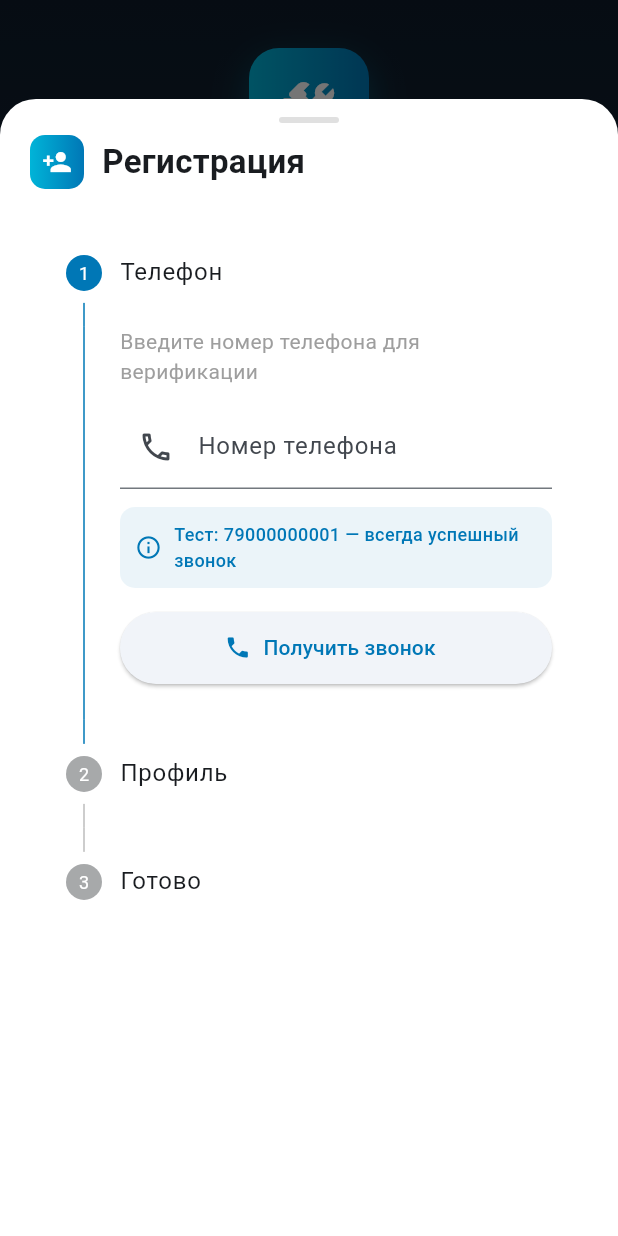
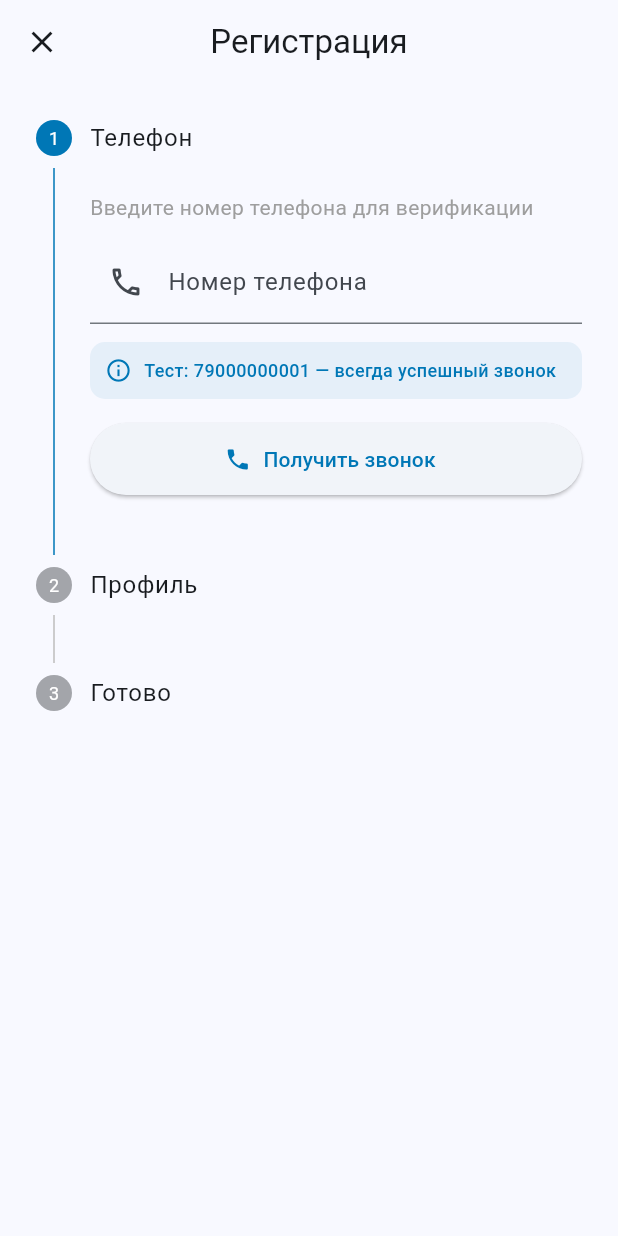
Before and after one commit to morozzz174/MESTRO, a Flutter app: the screen it shows after launch, after a tap on "Начать работу", on a phone screen of 412 x 824 dp. Run offline on Flutter 3.47's test engine with Material 3 defaults, Android fonts, the phone set to English and light mode, and no system bars; our stand-ins replace equatable, file_picker, flutter_bloc, flutter_dotenv, flutter_local_notifications, geolocator and 8 more; missing offline and left inert: excel; accounts and stored records are empty.

Commit message:
fix: price sync at startup + full-screen registration wizard

```diff
--- a/lib/features/price_list/presentation/pages/price_list_screen.dart
+++ b/lib/features/price_list/presentation/pages/price_list_screen.dart
@@ -644,7 +644,7 @@ class _PriceEditScreenState extends State<PriceEditScreen> {
                                     controller: TextEditingController(
                                       text: item.price.toInt().toString(),
                                     ),
-                                    onSubmitted: (value) {
+                                    onChanged: (value) {
                                       final newPrice = double.tryParse(value);
                                       if (newPrice != null && newPrice >= 0) {
                                         _updatePrice(item.id, newPrice);
--- a/lib/main.dart
+++ b/lib/main.dart
@@ -34,6 +34,7 @@ void main() async {
 Future<void> _initializePrices() async {
   try {
     final service = PriceListService();
+    // Все 15 типов работ
     final workTypes = [
       'windows',
       'doors',
@@ -43,6 +44,13 @@ Future<void> _initializePrices() async {
       'furniture',
       'engineering',
       'electrical',
+      'foundations',
+      'walls_box',
+      'roofing',
+      'facades',
+      'metal_structures',
+      'external_networks',
+      'house_construction',
     ];
     int totalSynced = 0;
     for (final workType in workTypes) {
@@ -54,7 +62,7 @@ Future<void> _initializePrices() async {
     }
     AppLogger.success(
       'Main',
-      'Синхронизировано $totalSynced цен из прайс-листа',
+      'Синхронизировано $totalSynced цен из прайс-листа (${workTypes.length} типов)',
     );
   } catch (e, st) {
     AppLogger.error('Main', 'Ошибка инициализации цен', e, st);
--- a/lib/screens/registration_screen.dart
+++ b/lib/screens/registration_screen.dart
@@ -252,67 +252,19 @@ class _RegistrationScreenState extends State<RegistrationScreen>
   }
 
   void _showRegistration(BuildContext context) {
-    showModalBottomSheet(
-      context: context,
-      isScrollControlled: true,
-      backgroundColor: Colors.transparent,
-      builder: (ctx) => DraggableScrollableSheet(
-        initialChildSize: 0.92,
-        minChildSize: 0.5,
-        maxChildSize: 0.98,
-        builder: (_, controller) => Container(
-          decoration: const BoxDecoration(
-            color: Colors.white,
-            borderRadius: BorderRadius.vertical(top: Radius.circular(24)),
-          ),
-          child: Column(
-            children: [
-              // Ручка для свайпа
-              Padding(
-                padding: const EdgeInsets.only(top: 12, bottom: 8),
-                child: Container(
-                  width: 40,
-                  height: 4,
-                  decoration: BoxDecoration(
-                    color: Colors.grey.shade300,
-                    borderRadius: BorderRadius.circular(2),
+    // Полноэкранный мастер регистрации вместо bottom sheet
+    Navigator.of(context).push(
+      MaterialPageRoute(
+        fullscreenDialog: true,
+        builder: (ctx) => Scaffold(
+          appBar: AppBar(
+            title: const Text('Регистрация'),
+            leading: IconButton(
+              icon: const Icon(Icons.close),
+              onPressed: () => Navigator.of(ctx).pop(),
             ),
           ),
-              ),
-              Expanded(
-                child: ListView(
-                  controller: controller,
-                  padding: const EdgeInsets.symmetric(horizontal: 20),
-                  children: [
-                    // Заголовок формы
-                    Row(
-                      children: [
-                        Container(
-                          padding: const EdgeInsets.all(8),
-                          decoration: BoxDecoration(
-                            borderRadius: BorderRadius.circular(10),
-                            gradient: const LinearGradient(
-                              colors: [Color(0xFF00B4D8), Color(0xFF0077B6)],
-                            ),
-                          ),
-                          child: const Icon(
-                            Icons.person_add,
-                            color: Colors.white,
-                            size: 20,
-                          ),
-                        ),
-                        const SizedBox(width: 12),
-                        const Text(
-                          'Регистрация',
-                          style: TextStyle(
-                            fontSize: 22,
-                            fontWeight: FontWeight.w700,
-                          ),
-                        ),
-                      ],
-                    ),
-                    const SizedBox(height: 20),
-                    _RegistrationForm(
+          body: _RegistrationForm(
             currentStep: _currentStep,
             verifiedPhone: _verifiedPhone,
             onStepChanged: (step, phone) {
@@ -322,17 +274,11 @@ class _RegistrationScreenState extends State<RegistrationScreen>
               });
             },
             onRegistered: () {
-                        Navigator.of(ctx).pop();
               Navigator.of(context).pushAndRemoveUntil(
                 MaterialPageRoute(builder: (_) => const HomePage()),
                 (route) => false,
               );
             },
-                    ),
-                  ],
-                ),
-              ),
-            ],
           ),
         ),
       ),
```
Lines whose indentation alone changed are shown as unchanged.
